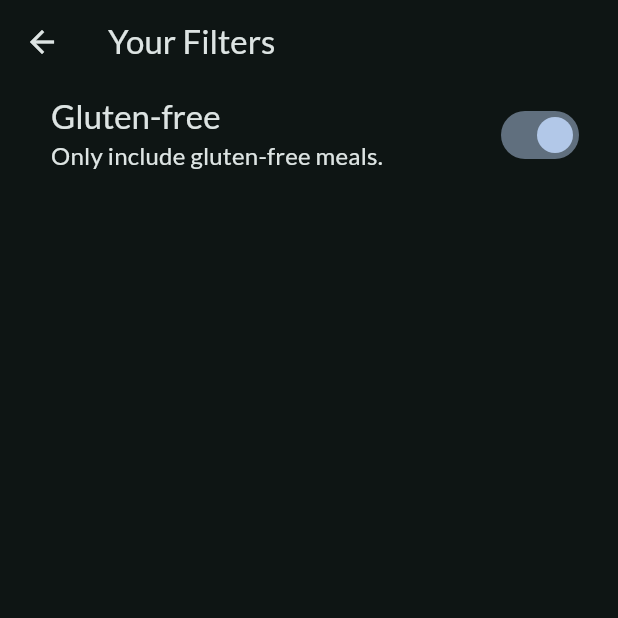
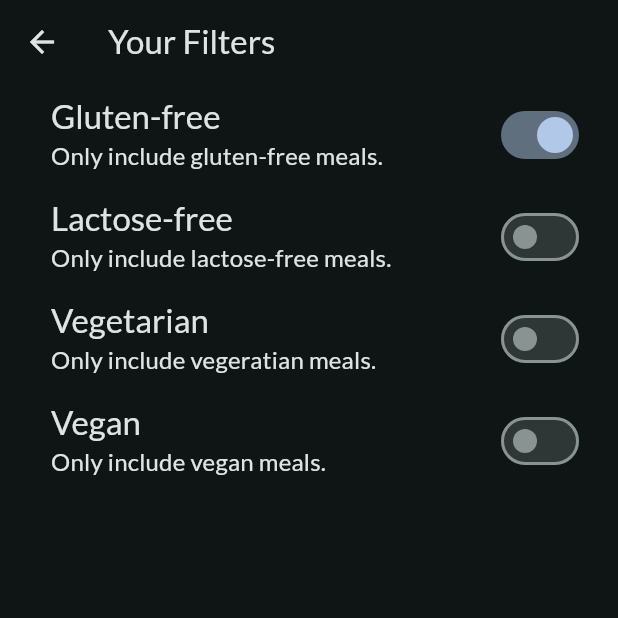
Before and after one commit to jamison0902/MealsApp, a Flutter app: the FiltersScreen screen opened directly, after a tap on "Gluten-free", on a phone screen of 412 x 824 dp, the top half of it. Run offline on Flutter 3.47's test engine with Material 3 defaults, Android fonts, the phone set to English and light mode, and no system bars; our stand-ins replace flutter_riverpod, google_fonts, transparent_image.

Commit message:
update_2024_12_11

```diff
--- /dev/null
+++ b/lib/providers/filters_provider.dart
@@ -0,0 +1,56 @@
+import 'package:flutter_riverpod/flutter_riverpod.dart';
+import 'package:meals/providers/meals_provider.dart';
+
+enum Filter {
+  glutenFree,
+  lactoseFree,
+  vegetarian,
+  vegan,
+}
+
+class FiltersNotifier extends StateNotifier<Map<Filter, bool>> {
+  FiltersNotifier()
+      : super({
+          Filter.glutenFree: false,
+          Filter.lactoseFree: false,
+          Filter.vegan: false,
+          Filter.vegetarian: false,
+        });
+
+  void setFilters(Map<Filter, bool> chosenFilters) {
+    state = chosenFilters;
+  }
+
+  void setFilter(Filter filter, bool isActive) {
+    state = {
+      ...state,
+      filter: isActive,
+    };
+  }
+}
+
+final filtersProvider =
+    StateNotifierProvider<FiltersNotifier, Map<Filter, bool>>(
+  (ref) => FiltersNotifier(),
+);
+
+final filtersMealsProvider = Provider((ref) {
+  final meals = ref.watch(mealsProvider);
+  final activeFilters = ref.watch(filtersProvider);
+
+  return meals.where((meal) {
+    if (activeFilters[Filter.glutenFree]! && !meal.isGlutenFree) {
+      return false;
+    }
+    if (activeFilters[Filter.lactoseFree]! && !meal.isLactoseFree) {
+      return false;
+    }
+    if (activeFilters[Filter.vegan]! && !meal.isVegan) {
+      return false;
+    }
+    if (activeFilters[Filter.vegetarian]! && !meal.isVegetarian) {
+      return false;
+    }
+    return true;
+  }).toList();
+});
--- /dev/null
+++ b/lib/providers/meals_provider.dart
@@ -0,0 +1,6 @@
+import 'package:flutter_riverpod/flutter_riverpod.dart';
+import 'package:meals/data/dummy_data.dart';
+
+final mealsProvider = Provider((ref) {
+  return dummyMeals;
+});
--- a/lib/screens/filters.dart
+++ b/lib/screens/filters.dart
@@ -1,45 +1,27 @@
 import 'package:flutter/material.dart';
+import 'package:flutter_riverpod/flutter_riverpod.dart';
+import 'package:meals/providers/filters_provider.dart';
 // import 'package:meals/screens/tab.dart';
 // import 'package:meals/widgets/main_drawer.dart';
 
-class FiltersScreen extends StatefulWidget {
+class FiltersScreen extends ConsumerWidget {
   const FiltersScreen({super.key});
 
   @override
-  State<StatefulWidget> createState() {
-    return _FiltersScreenState();
-  }
-}
-
-class _FiltersScreenState extends State<FiltersScreen> {
-  var _glutenFreeFilterSet = false;
-
-  @override
-  Widget build(BuildContext context) {
+  Widget build(BuildContext context, WidgetRef ref) {
+    final activeFilters = ref.watch(filtersProvider);
     return Scaffold(
       appBar: AppBar(
         title: const Text('Your Filters'),
       ),
-      // drawer: MainDrawer(
-      //   onSelectScreen: (identifier) {
-      //     Navigator.of(context).pop();
-      //     if (identifier == 'meals') {
-      //       Navigator.of(context).pushReplacement(
-      //         MaterialPageRoute(
-      //           builder: (ctx) => const TabScreen(),
-      //         ),
-      //       );
-      //     }
-      //   },
-      // ),
       body: Column(
         children: [
           SwitchListTile(
-            value: _glutenFreeFilterSet,
+            value: activeFilters[Filter.glutenFree]!,
             onChanged: (isChecked) {
-              setState(() {
-                _glutenFreeFilterSet = isChecked;
-              });
+              ref
+                  .read(filtersProvider.notifier)
+                  .setFilter(Filter.glutenFree, isChecked);
             },
             title: Text(
               'Gluten-free',
@@ -56,6 +38,72 @@ class _FiltersScreenState extends State<FiltersScreen> {
             activeColor: Theme.of(context).colorScheme.tertiary,
             contentPadding: const EdgeInsets.only(left: 34, right: 22),
           ),
+          SwitchListTile(
+            value: activeFilters[Filter.lactoseFree]!,
+            onChanged: (isChecked) {
+              ref
+                  .read(filtersProvider.notifier)
+                  .setFilter(Filter.lactoseFree, isChecked);
+            },
+            title: Text(
+              'Lactose-free',
+              style: Theme.of(context).textTheme.titleLarge!.copyWith(
+                    color: Theme.of(context).colorScheme.onBackground,
+                  ),
+            ),
+            subtitle: Text(
+              'Only include lactose-free meals.',
+              style: Theme.of(context).textTheme.titleMedium!.copyWith(
+                    color: Theme.of(context).colorScheme.onBackground,
+                  ),
+            ),
+            activeColor: Theme.of(context).colorScheme.tertiary,
+            contentPadding: const EdgeInsets.only(left: 34, right: 22),
+          ),
+          SwitchListTile(
+            value: activeFilters[Filter.vegetarian]!,
+            onChanged: (isChecked) {
+              ref
+                  .read(filtersProvider.notifier)
+                  .setFilter(Filter.vegetarian, isChecked);
+            },
+            title: Text(
+              'Vegetarian',
+              style: Theme.of(context).textTheme.titleLarge!.copyWith(
+                    color: Theme.of(context).colorScheme.onBackground,
+                  ),
+            ),
+            subtitle: Text(
+              'Only include vegeratian meals.',
+              style: Theme.of(context).textTheme.titleMedium!.copyWith(
+                    color: Theme.of(context).colorScheme.onBackground,
+                  ),
+            ),
+            activeColor: Theme.of(context).colorScheme.tertiary,
+            contentPadding: const EdgeInsets.only(left: 34, right: 22),
+          ),
+          SwitchListTile(
+            value: activeFilters[Filter.vegan]!,
+            onChanged: (isChecked) {
+              ref
+                  .read(filtersProvider.notifier)
+                  .setFilter(Filter.vegan, isChecked);
+            },
+            title: Text(
+              'Vegan',
+              style: Theme.of(context).textTheme.titleLarge!.copyWith(
+                    color: Theme.of(context).colorScheme.onBackground,
+                  ),
+            ),
+            subtitle: Text(
+              'Only include vegan meals.',
+              style: Theme.of(context).textTheme.titleMedium!.copyWith(
+                    color: Theme.of(context).colorScheme.onBackground,
+                  ),
+            ),
+            activeColor: Theme.of(context).colorScheme.tertiary,
+            contentPadding: const EdgeInsets.only(left: 34, right: 22),
+          ),
         ],
       ),
     );
--- a/lib/screens/meals.dart
+++ b/lib/screens/meals.dart
@@ -8,18 +8,15 @@ class MealsScreen extends StatelessWidget {
     super.key,
     this.title,
     required this.meals,
-    required this.onToggleFavorite,
   });
 
   final String? title;
   final List<Meal> meals;
-  final void Function(Meal meal) onToggleFavorite;
 
   void selectMeal(BuildContext context, Meal meal) {
     Navigator.of(context).push(MaterialPageRoute(
       builder: (ctx) => MealDetailsScreen(
         meal: meal,
-        onToggleFavorite: onToggleFavorite,
       ),
     ));
   }
--- a/lib/widgets/meal_item_trait.dart
+++ b/lib/widgets/meal_item_trait.dart
@@ -1,5 +1,4 @@
 import 'package:flutter/material.dart';
-import 'package:flutter/widgets.dart';
 
 class MealItemTrait extends StatelessWidget {
   const MealItemTrait({super.key, required this.icon, required this.label});
--- a/pubspec.yaml
+++ b/pubspec.yaml
@@ -37,6 +37,7 @@ dependencies:
   cupertino_icons: ^1.0.8
   google_fonts: ^6.2.1
   transparent_image: ^2.0.1
+  flutter_riverpod: ^2.6.1
 
 dev_dependencies:
   flutter_test:
```
Also changed, not shown: lib/main.dart (+6 -1 lines), lib/providers/favorites_provider.dart (added, +23 -0 lines), lib/screens/categories.dart (+3 -4 lines), lib/screens/meal_details.dart (+19 -6 lines), lib/screens/tab.dart (+20 -35 lines), meal_3.png, meal_4.png (added), pubspec.lock, 1 other file.
